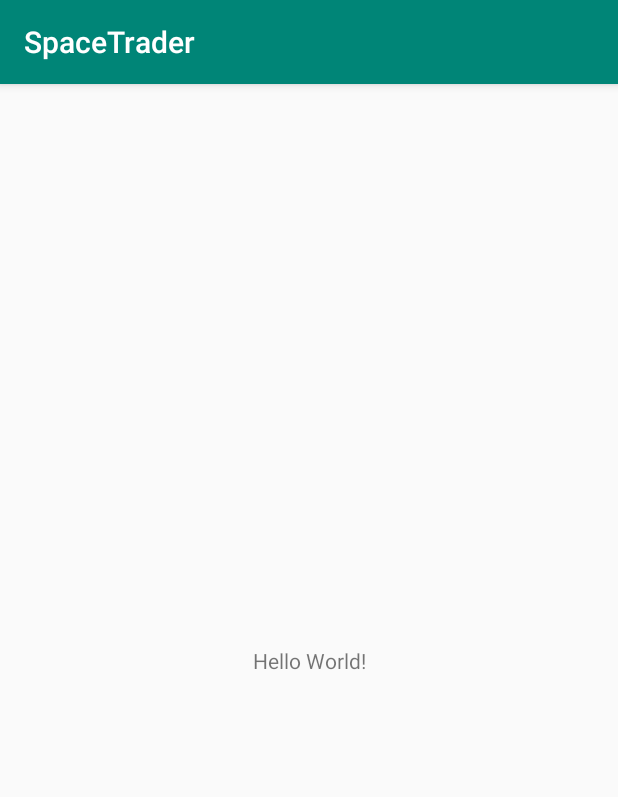
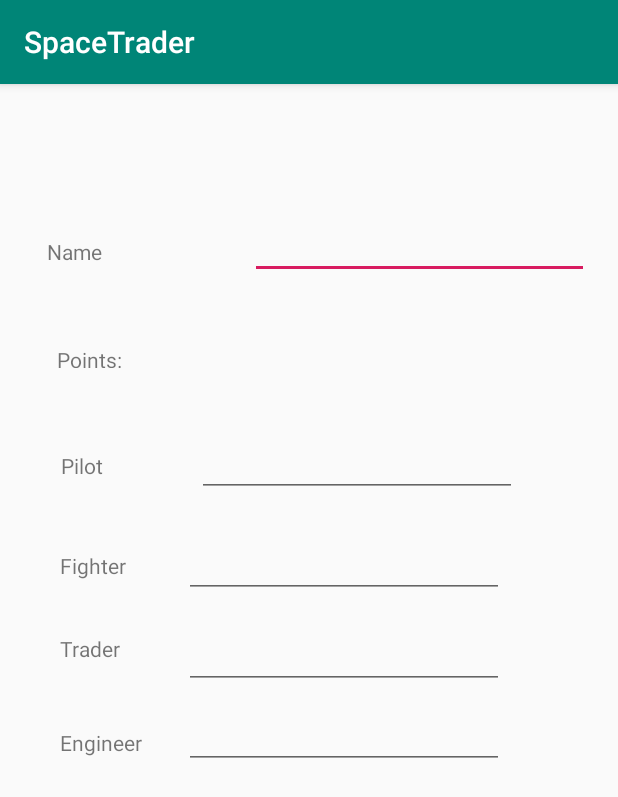
Before and after one commit to tsamantanis/SpaceTrader, an Android app: the screen it shows after launch (MainActivity), on a phone screen of 412 x 824 dp. Shown: the top 797 px of the screen. Run offline under Robolectric (Android 15) with nearby library versions, the phone set to English and light mode, and no system bars.

Commit message:
Front end app

```diff
--- a/app/src/main/res/layout/activity_main.xml
+++ b/app/src/main/res/layout/activity_main.xml
@@ -7,12 +7,150 @@
     tools:context=".views.MainActivity">
 
     <TextView
+        android:id="@+id/textView6"
         android:layout_width="wrap_content"
         android:layout_height="wrap_content"
-        android:text="Hello World!"
+        android:layout_marginStart="40dp"
+        android:layout_marginLeft="40dp"
+        android:layout_marginBottom="43dp"
+        android:text="Trader"
+        app:layout_constraintBottom_toTopOf="@+id/textView7"
+        app:layout_constraintStart_toStartOf="parent" />
+
+    <TextView
+        android:id="@+id/textView7"
+        android:layout_width="wrap_content"
+        android:layout_height="wrap_content"
+        android:layout_marginStart="40dp"
+        android:layout_marginLeft="40dp"
+        android:layout_marginBottom="319dp"
+        android:text="Engineer"
         app:layout_constraintBottom_toBottomOf="parent"
-        app:layout_constraintLeft_toLeftOf="parent"
-        app:layout_constraintRight_toRightOf="parent"
+        app:layout_constraintStart_toStartOf="parent" />
+
+    <TextView
+        android:id="@+id/textView5"
+        android:layout_width="wrap_content"
+        android:layout_height="wrap_content"
+        android:layout_marginStart="40dp"
+        android:layout_marginLeft="40dp"
+        android:layout_marginBottom="36dp"
+        android:text="Fighter"
+        app:layout_constraintBottom_toTopOf="@+id/textView6"
+        app:layout_constraintStart_toStartOf="parent" />
+
+    <TextView
+        android:id="@+id/textView4"
+        android:layout_width="wrap_content"
+        android:layout_height="wrap_content"
+        android:layout_marginStart="40dp"
+        android:layout_marginLeft="40dp"
+        android:layout_marginTop="34dp"
+        android:layout_marginEnd="62dp"
+        android:layout_marginRight="62dp"
+        android:layout_marginBottom="45dp"
+        android:text="Pilot"
+        app:layout_constraintBottom_toTopOf="@+id/textView5"
+        app:layout_constraintEnd_toStartOf="@+id/editText2"
+        app:layout_constraintStart_toStartOf="parent"
+        app:layout_constraintTop_toBottomOf="@+id/textView3" />
+
+    <TextView
+        android:id="@+id/textView"
+        android:layout_width="105dp"
+        android:layout_height="20dp"
+        android:layout_marginStart="40dp"
+        android:layout_marginLeft="40dp"
+        android:layout_marginTop="100dp"
+        android:layout_marginEnd="20dp"
+        android:layout_marginRight="20dp"
+        android:layout_marginBottom="50dp"
+        android:text="Name"
+        app:layout_constraintBottom_toTopOf="@+id/textView3"
+        app:layout_constraintEnd_toStartOf="@+id/editText"
+        app:layout_constraintStart_toStartOf="parent"
         app:layout_constraintTop_toTopOf="parent" />
 
+    <EditText
+        android:id="@+id/editText"
+        android:layout_width="226dp"
+        android:layout_height="25dp"
+        android:layout_marginStart="10dp"
+        android:layout_marginLeft="10dp"
+        android:layout_marginTop="100dp"
+        android:layout_marginEnd="28dp"
+        android:layout_marginRight="28dp"
+        android:layout_marginBottom="50dp"
+        android:ems="10"
+        android:inputType="textPersonName"
+        android:text="Name"
+        app:layout_constraintBottom_toTopOf="@+id/editText2"
+        app:layout_constraintEnd_toEndOf="parent"
+        app:layout_constraintStart_toEndOf="@+id/textView"
+        app:layout_constraintTop_toTopOf="parent" />
+
+    <TextView
+        android:id="@+id/textView3"
+        android:layout_width="wrap_content"
+        android:layout_height="15dp"
+        android:layout_marginStart="40dp"
+        android:layout_marginLeft="40dp"
+        android:layout_marginEnd="333dp"
+        android:layout_marginRight="333dp"
+        android:layout_marginBottom="20dp"
+        android:text="Points:"
+        app:layout_constraintBottom_toTopOf="@+id/textView4"
+        app:layout_constraintEnd_toEndOf="parent"
+        app:layout_constraintStart_toStartOf="parent"
+        app:layout_constraintTop_toBottomOf="@+id/textView" />
+
+    <EditText
+        android:id="@+id/editText2"
+        android:layout_width="wrap_content"
+        android:layout_height="wrap_content"
+        android:layout_marginTop="45dp"
+        android:layout_marginBottom="17dp"
+        android:ems="10"
+        android:inputType="number"
+        app:layout_constraintBottom_toTopOf="@+id/editText3"
+        app:layout_constraintEnd_toEndOf="parent"
+        app:layout_constraintHorizontal_bias="0.661"
+        app:layout_constraintStart_toStartOf="parent"
+        app:layout_constraintTop_toBottomOf="@+id/editText" />
+
+    <EditText
+        android:id="@+id/editText3"
+        android:layout_width="wrap_content"
+        android:layout_height="wrap_content"
+        android:layout_marginBottom="15dp"
+        android:ems="10"
+        android:inputType="number"
+        app:layout_constraintBottom_toTopOf="@+id/editText4"
+        app:layout_constraintEnd_toEndOf="parent"
+        app:layout_constraintHorizontal_bias="0.616"
+        app:layout_constraintStart_toStartOf="parent" />
+
+    <EditText
+        android:id="@+id/editText4"
+        android:layout_width="wrap_content"
+        android:layout_height="wrap_content"
+        android:layout_marginBottom="8dp"
+        android:ems="10"
+        android:inputType="number"
+        app:layout_constraintBottom_toTopOf="@+id/editText5"
+        app:layout_constraintEnd_toEndOf="parent"
+        app:layout_constraintHorizontal_bias="0.616"
+        app:layout_constraintStart_toStartOf="parent" />
+
+    <EditText
+        android:id="@+id/editText5"
+        android:layout_width="wrap_content"
+        android:layout_height="wrap_content"
+        android:layout_marginBottom="311dp"
+        android:ems="10"
+        android:inputType="number"
+        app:layout_constraintBottom_toBottomOf="parent"
+        app:layout_constraintEnd_toEndOf="parent"
+        app:layout_constraintHorizontal_bias="0.616"
+        app:layout_constraintStart_toStartOf="parent" />
 </android.support.constraint.ConstraintLayout>
```
